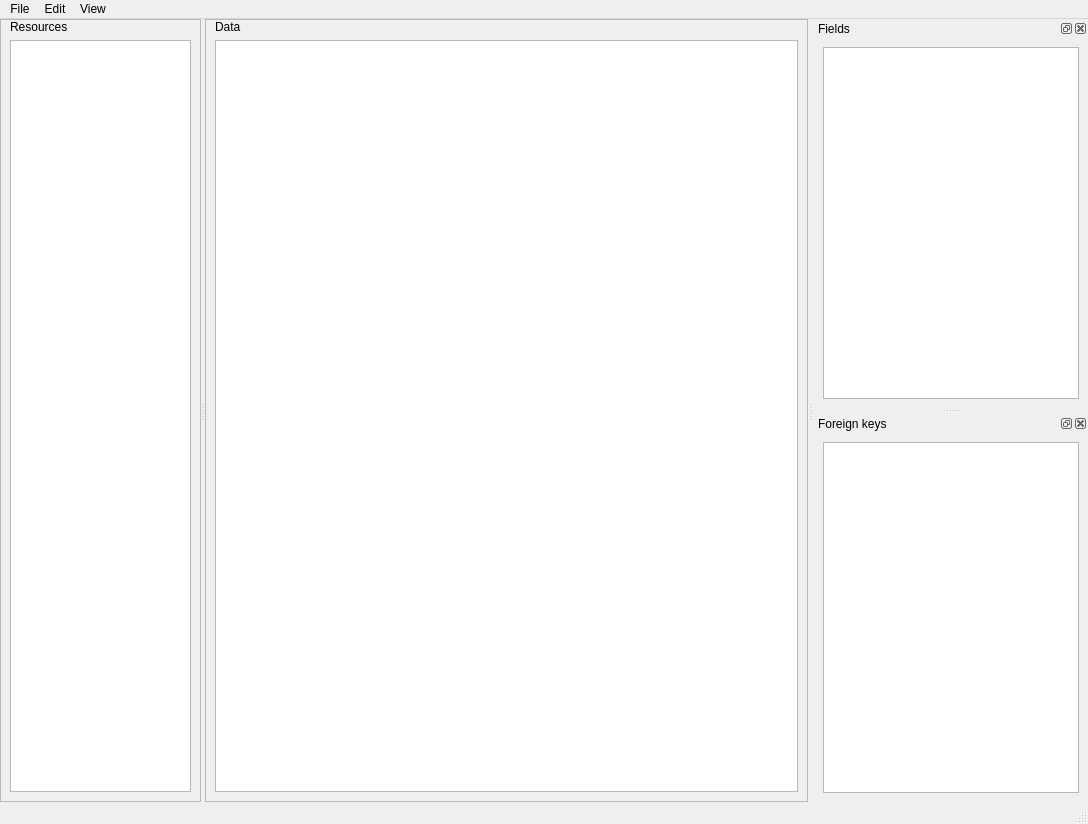
Qt form spinetoolbox/ui/spine_datapackage_form.ui (spine-tools/Spine-Toolbox) before a commit.
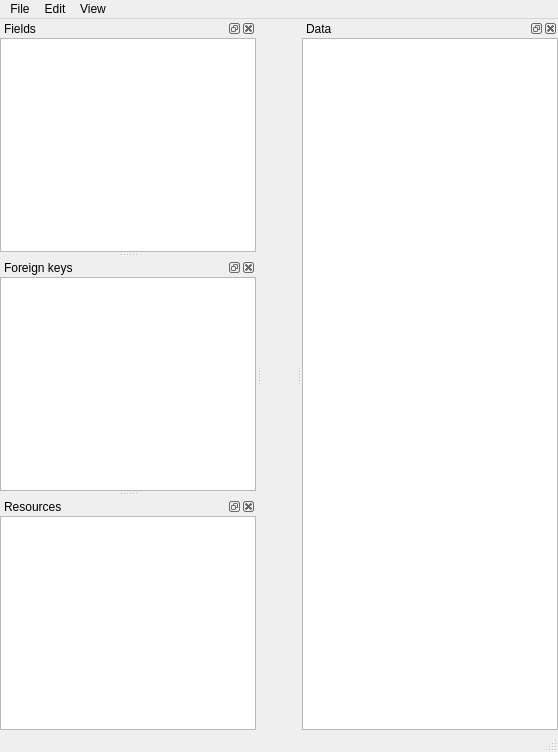
The same form after that commit. Icons and pictures are not drawn. Custom widgets are drawn as their Qt base class.

Commit message:
Start refurbishing spine datapackage editor
Re #705

Basically, I'm re-purposing this widget as a decent generic CSV editor
with support for creating a datapackage on the go.

The functionality to do import/export between a datapackage and the
Spine format has been removed for now. In case we need it back, we just
need to track this commit. Perhaps we can find a way to implement
such functionality within the Importer project item. But we need to
find a place for it and since it's not in use, removing it
(temporarily or permanently) seems wise in order to reduce noise.

Patch:
```diff
--- a/spinetoolbox/ui/spine_datapackage_form.ui
+++ b/spinetoolbox/ui/spine_datapackage_form.ui
@@ -18,8 +18,8 @@
    <rect>
     <x>0</x>
     <y>0</y>
-    <width>1088</width>
-    <height>824</height>
+    <width>558</width>
+    <height>752</height>
    </rect>
   </property>
   <property name="windowTitle">
@@ -42,151 +42,6 @@
     <property name="bottomMargin">
      <number>0</number>
     </property>
-    <item>
-     <widget class="QSplitter" name="splitter">
-      <property name="orientation">
-       <enum>Qt::Horizontal</enum>
-      </property>
-      <widget class="QFrame" name="frame">
-       <property name="sizePolicy">
-        <sizepolicy hsizetype="Preferred" vsizetype="Preferred">
-         <horstretch>1</horstretch>
-         <verstretch>0</verstretch>
-        </sizepolicy>
-       </property>
-       <property name="frameShape">
-        <enum>QFrame::StyledPanel</enum>
-       </property>
-       <property name="frameShadow">
-        <enum>QFrame::Raised</enum>
-       </property>
-       <layout class="QVBoxLayout" name="verticalLayout">
-        <property name="spacing">
-         <number>6</number>
-        </property>
-        <property name="leftMargin">
-         <number>9</number>
-        </property>
-        <property name="topMargin">
-         <number>0</number>
-        </property>
-        <property name="rightMargin">
-         <number>9</number>
-        </property>
-        <property name="bottomMargin">
-         <number>9</number>
-        </property>
-        <item>
-         <widget class="QLabel" name="label">
-          <property name="sizePolicy">
-           <sizepolicy hsizetype="Preferred" vsizetype="Preferred">
-            <horstretch>1</horstretch>
-            <verstretch>0</verstretch>
-           </sizepolicy>
-          </property>
-          <property name="text">
-           <string>Resources</string>
-          </property>
-         </widget>
-        </item>
-        <item>
-         <widget class="CopyPasteTableView" name="tableView_resources">
-          <property name="sizePolicy">
-           <sizepolicy hsizetype="Expanding" vsizetype="Expanding">
-            <horstretch>1</horstretch>
-            <verstretch>0</verstretch>
-           </sizepolicy>
-          </property>
-          <property name="layoutDirection">
-           <enum>Qt::LeftToRight</enum>
-          </property>
-          <property name="selectionBehavior">
-           <enum>QAbstractItemView::SelectItems</enum>
-          </property>
-          <property name="showGrid">
-           <bool>false</bool>
-          </property>
-          <attribute name="horizontalHeaderHighlightSections">
-           <bool>false</bool>
-          </attribute>
-          <attribute name="verticalHeaderVisible">
-           <bool>false</bool>
-          </attribute>
-         </widget>
-        </item>
-       </layout>
-      </widget>
-      <widget class="QFrame" name="frame_2">
-       <property name="sizePolicy">
-        <sizepolicy hsizetype="Preferred" vsizetype="Preferred">
-         <horstretch>3</horstretch>
-         <verstretch>0</verstretch>
-        </sizepolicy>
-       </property>
-       <property name="frameShape">
-        <enum>QFrame::StyledPanel</enum>
-       </property>
-       <property name="frameShadow">
-        <enum>QFrame::Raised</enum>
-       </property>
-       <layout class="QVBoxLayout" name="verticalLayout_3">
-        <property name="leftMargin">
-         <number>9</number>
-        </property>
-        <property name="topMargin">
-         <number>0</number>
-        </property>
-        <property name="rightMargin">
-         <number>9</number>
-        </property>
-        <property name="bottomMargin">
-         <number>9</number>
-        </property>
-        <item>
-         <widget class="QLabel" name="label_2">
-          <property name="sizePolicy">
-           <sizepolicy hsizetype="Preferred" vsizetype="Preferred">
-            <horstretch>2</horstretch>
-            <verstretch>0</verstretch>
-           </sizepolicy>
-          </property>
-          <property name="text">
-           <string>Data</string>
-          </property>
-         </widget>
-        </item>
-        <item>
-         <widget class="CopyPasteTableView" name="tableView_resource_data">
-          <property name="sizePolicy">
-           <sizepolicy hsizetype="Expanding" vsizetype="Expanding">
-            <horstretch>2</horstretch>
-            <verstretch>0</verstretch>
-           </sizepolicy>
-          </property>
-          <property name="layoutDirection">
-           <enum>Qt::LeftToRight</enum>
-          </property>
-          <property name="tabKeyNavigation">
-           <bool>false</bool>
-          </property>
-          <attribute name="horizontalHeaderVisible">
-           <bool>true</bool>
-          </attribute>
-          <attribute name="horizontalHeaderHighlightSections">
-           <bool>false</bool>
-          </attribute>
-          <attribute name="verticalHeaderVisible">
-           <bool>false</bool>
-          </attribute>
-          <attribute name="verticalHeaderHighlightSections">
-           <bool>false</bool>
-          </attribute>
-         </widget>
-        </item>
-       </layout>
-      </widget>
-     </widget>
-    </item>
    </layout>
   </widget>
   <widget class="QMenuBar" name="menubar">
@@ -194,7 +49,7 @@
     <rect>
      <x>0</x>
      <y>0</y>
-     <width>1088</width>
+     <width>558</width>
      <height>28</height>
     </rect>
    </property>
@@ -247,10 +102,25 @@
     <string>Fields</string>
    </property>
    <attribute name="dockWidgetArea">
-    <number>2</number>
+    <number>1</number>
    </attribute>
    <widget class="QWidget" name="dockWidgetContents_5">
     <layout class="QVBoxLayout" name="verticalLayout_8">
+     <property name="spacing">
+      <number>0</number>
+     </property>
+     <property name="leftMargin">
+      <number>0</number>
+     </property>
+     <property name="topMargin">
+      <number>0</number>
+     </property>
+     <property name="rightMargin">
+      <number>0</number>
+     </property>
+     <property name="bottomMargin">
+      <number>0</number>
+     </property>
      <item>
       <widget class="CopyPasteTableView" name="tableView_fields">
        <property name="layoutDirection">
@@ -268,6 +138,9 @@
        <attribute name="horizontalHeaderShowSortIndicator" stdset="0">
         <bool>false</bool>
        </attribute>
+       <attribute name="horizontalHeaderStretchLastSection">
+        <bool>true</bool>
+       </attribute>
        <attribute name="verticalHeaderVisible">
         <bool>false</bool>
        </attribute>
@@ -281,10 +154,25 @@
     <string>Foreign keys</string>
    </property>
    <attribute name="dockWidgetArea">
-    <number>2</number>
+    <number>1</number>
    </attribute>
    <widget class="QWidget" name="dockWidgetContents_6">
     <layout class="QVBoxLayout" name="verticalLayout_9">
+     <property name="spacing">
+      <number>0</number>
+     </property>
+     <property name="leftMargin">
+      <number>0</number>
+     </property>
+     <property name="topMargin">
+      <number>0</number>
+     </property>
+     <property name="rightMargin">
+      <number>0</number>
+     </property>
+     <property name="bottomMargin">
+      <number>0</number>
+     </property>
      <item>
       <widget class="CopyPasteTableView" name="tableView_foreign_keys">
        <property name="layoutDirection">
@@ -302,6 +190,9 @@
        <attribute name="horizontalHeaderHighlightSections">
         <bool>false</bool>
        </attribute>
+       <attribute name="horizontalHeaderStretchLastSection">
+        <bool>true</bool>
+       </attribute>
        <attribute name="verticalHeaderVisible">
         <bool>true</bool>
        </attribute>
@@ -310,6 +201,122 @@
     </layout>
    </widget>
   </widget>
+  <widget class="QDockWidget" name="dockWidget_resources">
+   <property name="windowTitle">
+    <string>Resources</string>
+   </property>
+   <attribute name="dockWidgetArea">
+    <number>1</number>
+   </attribute>
+   <widget class="QWidget" name="dockWidgetContents">
+    <layout class="QVBoxLayout" name="verticalLayout_4">
+     <property name="spacing">
+      <number>0</number>
+     </property>
+     <property name="leftMargin">
+      <number>0</number>
+     </property>
+     <property name="topMargin">
+      <number>0</number>
+     </property>
+     <property name="rightMargin">
+      <number>0</number>
+     </property>
+     <property name="bottomMargin">
+      <number>0</number>
+     </property>
+     <item>
+      <widget class="CopyPasteTableView" name="tableView_resources">
+       <property name="sizePolicy">
+        <sizepolicy hsizetype="Expanding" vsizetype="Expanding">
+         <horstretch>1</horstretch>
+         <verstretch>0</verstretch>
+        </sizepolicy>
+       </property>
+       <property name="layoutDirection">
+        <enum>Qt::LeftToRight</enum>
+       </property>
+       <property name="selectionMode">
+        <enum>QAbstractItemView::SingleSelection</enum>
+       </property>
+       <property name="selectionBehavior">
+        <enum>QAbstractItemView::SelectItems</enum>
+       </property>
+       <property name="showGrid">
+        <bool>false</bool>
+       </property>
+       <attribute name="horizontalHeaderHighlightSections">
+        <bool>false</bool>
+       </attribute>
+       <attribute name="horizontalHeaderStretchLastSection">
+        <bool>true</bool>
+       </attribute>
+       <attribute name="verticalHeaderVisible">
+        <bool>false</bool>
+       </attribute>
+      </widget>
+     </item>
+    </layout>
+   </widget>
+  </widget>
+  <widget class="QDockWidget" name="dockWidget_data">
+   <property name="windowTitle">
+    <string>Data</string>
+   </property>
+   <attribute name="dockWidgetArea">
+    <number>2</number>
+   </attribute>
+   <widget class="QWidget" name="dockWidgetContents_2">
+    <layout class="QVBoxLayout" name="verticalLayout">
+     <property name="spacing">
+      <number>0</number>
+     </property>
+     <property name="leftMargin">
+      <number>0</number>
+     </property>
+     <property name="topMargin">
+      <number>0</number>
+     </property>
+     <property name="rightMargin">
+      <number>0</number>
+     </property>
+     <property name="bottomMargin">
+      <number>0</number>
+     </property>
+     <item>
+      <widget class="CopyPasteTableView" name="tableView_resource_data">
+       <property name="sizePolicy">
+        <sizepolicy hsizetype="Expanding" vsizetype="Expanding">
+         <horstretch>2</horstretch>
+         <verstretch>0</verstretch>
+        </sizepolicy>
+       </property>
+       <property name="layoutDirection">
+        <enum>Qt::LeftToRight</enum>
+       </property>
+       <property name="tabKeyNavigation">
+        <bool>false</bool>
+       </property>
+       <attribute name="horizontalHeaderVisible">
+        <bool>true</bool>
+       </attribute>
+       <attribute name="horizontalHeaderHighlightSections">
+        <bool>false</bool>
+       </attribute>
+       <attribute name="horizontalHeaderStretchLastSection">
+        <bool>true</bool>
+       </attribute>
+       <attribute name="verticalHeaderVisible">
+        <bool>false</bool>
+       </attribute>
+       <attribute name="verticalHeaderHighlightSections">
+        <bool>false</bool>
+       </attribute>
+      </widget>
+     </item>
+    </layout>
+   </widget>
+  </widget>
   <action name="actionSave_datapackage">
    <property name="text">
     <string>Save &quot;datapackage.json&quot;</string>
```
Left out of the diff: 48 changed lines with no effect on the pictures. The commit also changes 7 other files.
